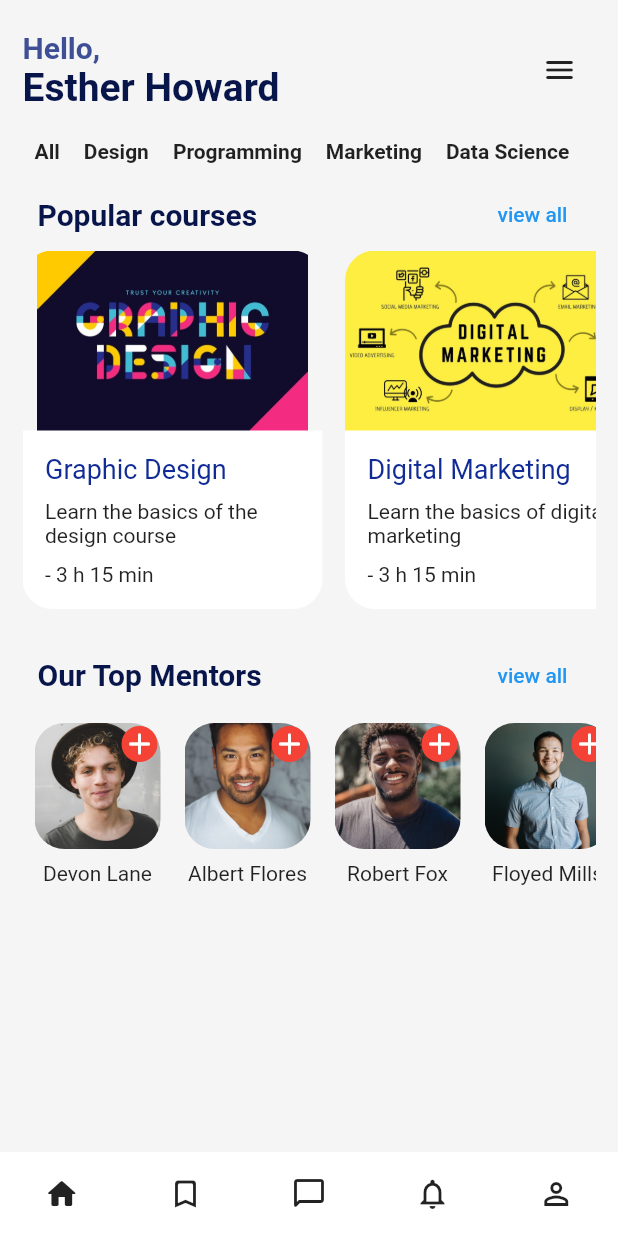
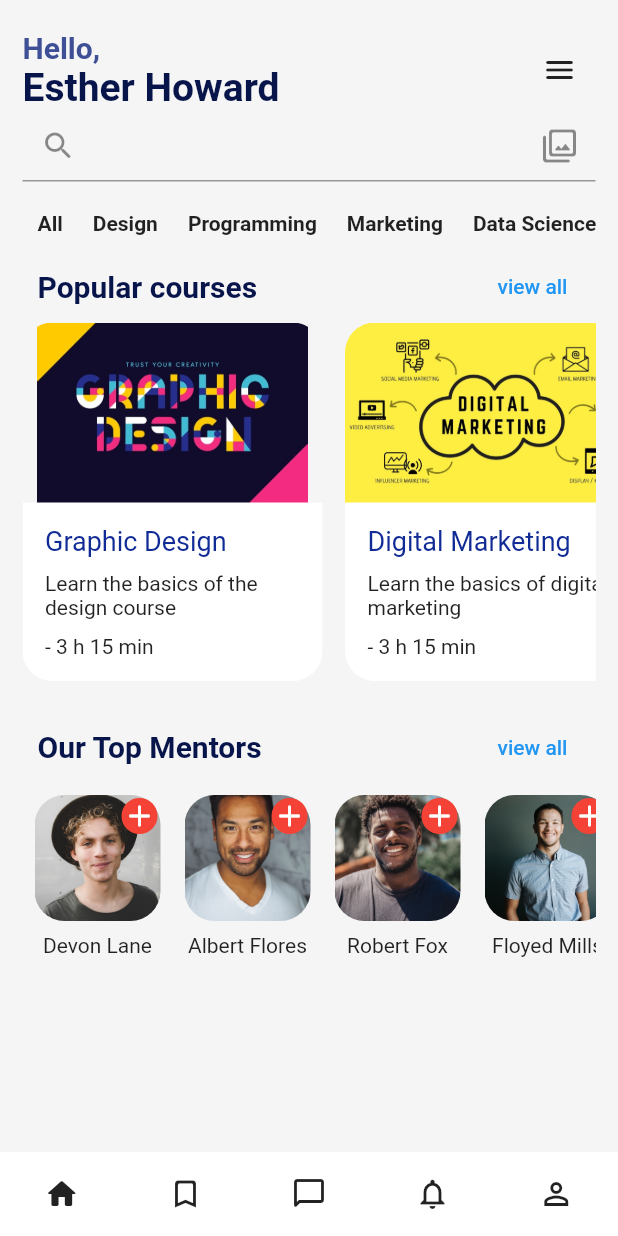
Before and after one commit to Basith-P/Eduvy, a Flutter app: the screen it shows after launch, on a phone screen of 412 x 824 dp. Run offline on Flutter 3.47's test engine with Material 2 defaults, Android fonts, the phone set to English and light mode, and no system bars.

Commit message:
Add search widget

```diff
--- a/lib/screens/home.dart
+++ b/lib/screens/home.dart
@@ -53,6 +53,14 @@ class HomeScreen extends StatelessWidget {
                   ],
                 ),
 
+                //
+                TextField(
+                  decoration: InputDecoration(
+                    prefixIcon: Icon(Icons.search_rounded),
+                    suffixIcon: Icon(Icons.filter_rounded),
+                  ),
+                ),
+
                 //Categories tab
                 const SizedBox(height: 20),
                 Container(
@@ -63,7 +71,7 @@ class HomeScreen extends StatelessWidget {
                     itemCount: categories.length,
                     itemBuilder: (BuildContext context, int index) {
                       return Padding(
-                        padding: const EdgeInsets.symmetric(horizontal: 8),
+                        padding: const EdgeInsets.symmetric(horizontal: 10),
                         child: Text(
                           categories[index],
                           style: TextStyle(fontWeight: FontWeight.bold),
```
